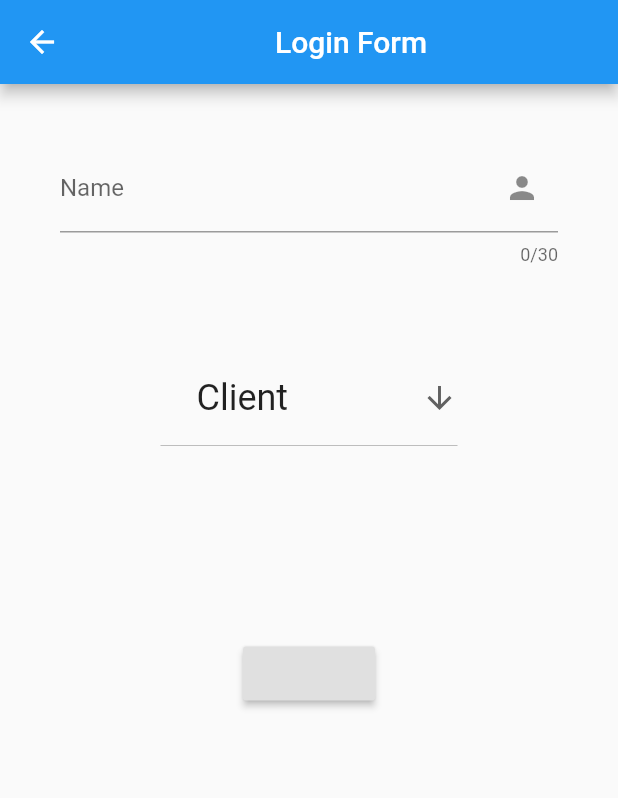
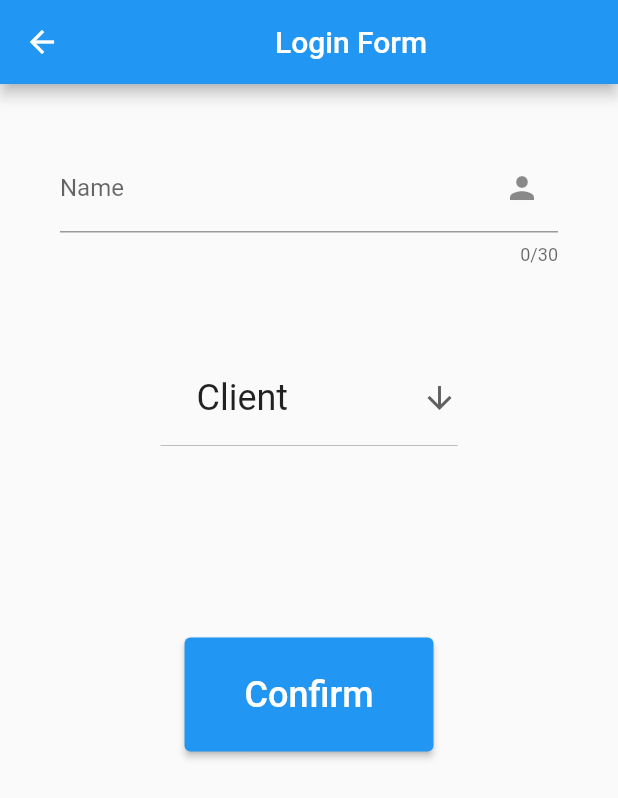
Before and after one commit to SlavaPerryAyeKruchkovenko/crypto_manager, a Flutter app: the screen it shows after launch, in the side drawer, after a tap on "Change acount", on a phone screen of 412 x 824 dp. Shown: the top 798 px of the screen. Run offline on Flutter 3.47's test engine with Material 2 defaults, Android fonts, the phone set to English and light mode, and no system bars; our stand-ins replace fl_chart; missing offline and left inert: flag; network calls fail.

Commit message:
add button

```diff
--- a/crypto_manager/lib/pages/login_page.dart
+++ b/crypto_manager/lib/pages/login_page.dart
@@ -184,7 +184,24 @@ class _LoginFormState extends State<LoginForm> {
                   _role is BankAdmin ? _buildBank : const SizedBox.shrink()),
               _getFormField(
                   _role is Admin ? _buildPassword : const SizedBox.shrink()),
-              RaisedButton(onPressed: () {})
+              ElevatedButton(
+                onPressed: () {
+                  if (!_formKey.currentState!.validate()) {
+                    return;
+                  }
+                  _formKey.currentState!.save();
+                },
+                child: const Padding(
+                  child: Text(
+                    "Confirm",
+                    style: TextStyle(fontSize: 24),
+                  ),
+                  padding: EdgeInsets.all(24.0),
+                ),
+                style: ButtonStyle(
+                    backgroundColor:
+                        MaterialStateProperty.all<Color>(Colors.blue)),
+              )
             ],
             mainAxisAlignment: MainAxisAlignment.start,
           ),
```
